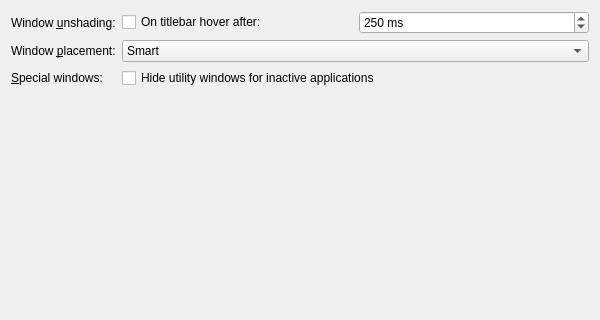
Before: the Qt Designer form kcmkwin/kwinoptions/advanced.ui in KDE/kwin, drawn with Qt 5; both pictures show x 0 to 600 and y 0 to 320 of the 600 by 500 pixel window.
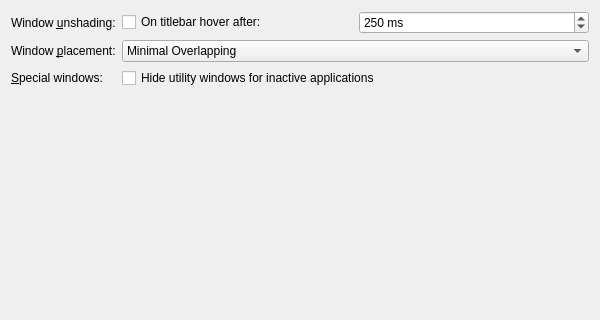
After: the same form once the commit is applied. Custom widgets are drawn as their Qt base class.

Commit message: Improve comprehensibility and consistency of window placement mode names

What changed in the file:
```diff
--- a/kcmkwin/kwinoptions/advanced.ui
+++ b/kcmkwin/kwinoptions/advanced.ui
@@ -77,7 +77,7 @@
      </property>
      <item>
       <property name="text">
-       <string>Smart</string>
+       <string>Minimal Overlapping</string>
       </property>
      </item>
      <item>
```
Left out of the diff: 6 changed lines with no effect on the pictures. The commit also changes 3 other files.
